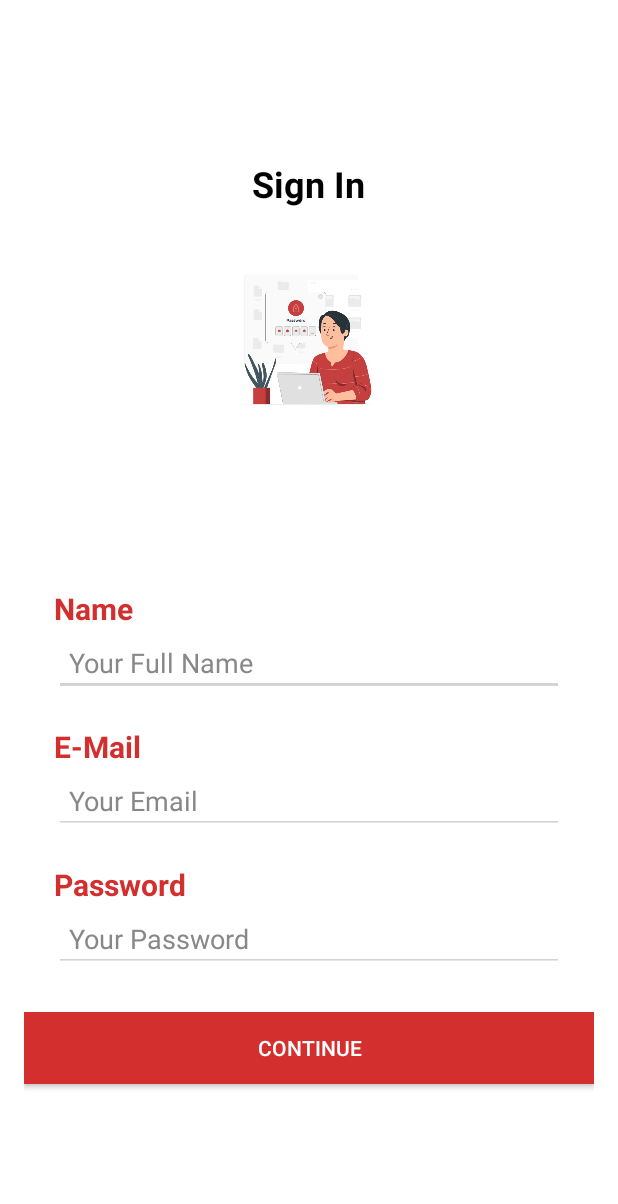
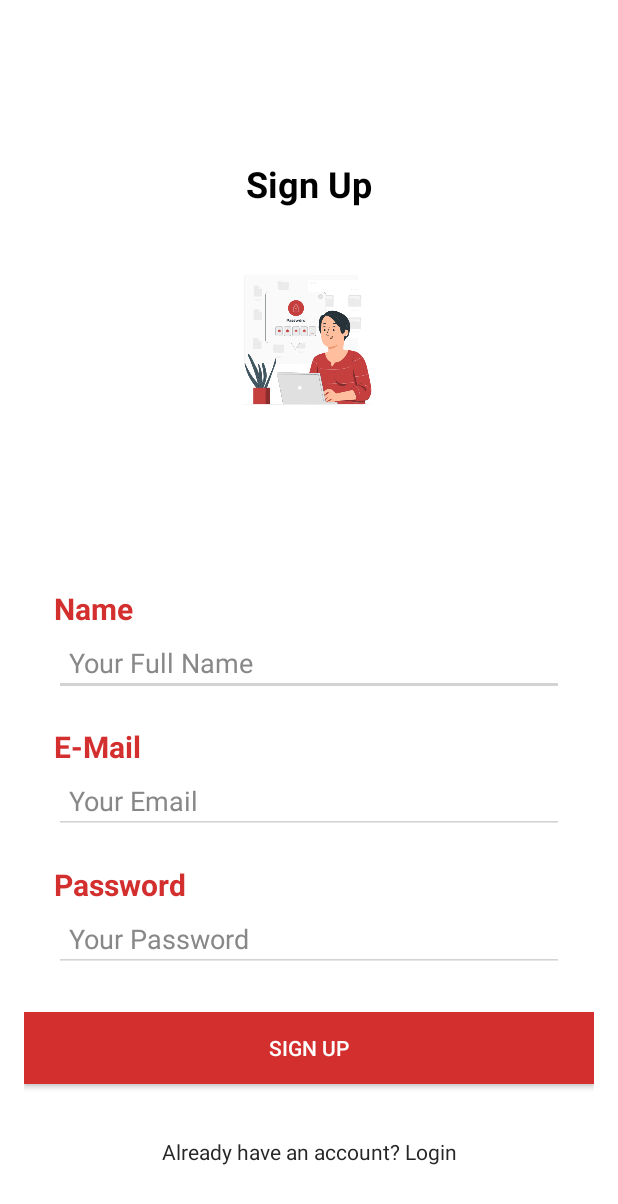
Before and after one commit to CandraWikananta/progmob-to-do-list, an Android app: the SignUp screen opened directly, with no data from a screen before it, on a phone screen of 412 x 824 dp. Shown: the top 1204 px of the screen. Run offline under Robolectric (Android 15) with nearby library versions, the phone set to English and light mode, and no system bars.

Commit message:
membuat database helper dan merapikan design

```diff
--- a/app/build.gradle.kts
+++ b/app/build.gradle.kts
@@ -33,6 +33,9 @@ android {
     kotlinOptions {
         jvmTarget = "11"
     }
+    buildFeatures {
+        viewBinding = true
+    }
 }
 
 dependencies {
@@ -42,6 +45,7 @@ dependencies {
     implementation(libs.material)
     implementation(libs.androidx.activity)
     implementation(libs.androidx.constraintlayout)
+    implementation(libs.androidx.core.splashscreen)
     testImplementation(libs.junit)
     androidTestImplementation(libs.androidx.junit)
     androidTestImplementation(libs.androidx.espresso.core)
--- a/app/src/main/AndroidManifest.xml
+++ b/app/src/main/AndroidManifest.xml
@@ -8,12 +8,12 @@
         android:fullBackupContent="@xml/backup_rules"
         android:icon="@mipmap/ic_launcher"
         android:label="@string/app_name"
-        android:roundIcon="@mipmap/ic_launcher_round"
+        android:roundIcon="@drawable/logo_red"
         android:supportsRtl="true"
         android:theme="@style/Theme.Todolist"
         tools:targetApi="31">
         <activity
-            android:name=".MainActivity"
+            android:name=".SplashScreen"
             android:exported="true">
             <intent-filter>
                 <action android:name="android.intent.action.MAIN" />
@@ -31,7 +31,7 @@
             android:name=".createAccount"
             android:exported="false" />
         <activity
-            android:name=".SplashScreenPage"
+            android:name=".MainActivity"
             android:exported="false"
             android:theme="@style/Theme.Todolist">
         </activity>
--- a/app/src/main/java/com/progmob/todolist/SignIn.kt
+++ b/app/src/main/java/com/progmob/todolist/SignIn.kt
@@ -19,7 +19,7 @@ class SignIn : AppCompatActivity() {
 
         val signInName: EditText = findViewById(R.id.signInName)
         val signInPassword: EditText = findViewById(R.id.signInPassword)
-        val coninueButton: Button = findViewById(R.id.continueButton)
+        val coninueButton: Button = findViewById(R.id.signInButton)
 
         ViewCompat.setOnApplyWindowInsetsListener(findViewById(R.id.signInForm)) { v, insets ->
             val systemBars = insets.getInsets(WindowInsetsCompat.Type.systemBars())
--- a/app/src/main/java/com/progmob/todolist/SignUp.kt
+++ b/app/src/main/java/com/progmob/todolist/SignUp.kt
@@ -19,35 +19,7 @@ class SignUp : AppCompatActivity() {
         val signUpName: EditText = findViewById(R.id.signUpName)
         val signUpEmail: EditText = findViewById(R.id.signUpEmail)
         val signUpPassword: EditText = findViewById(R.id.signUpPassword)
-        val continueButton: Button = findViewById(R.id.continueButton)
+        val continueButton: Button = findViewById(R.id.signUpButton)
 
-        ViewCompat.setOnApplyWindowInsetsListener(findViewById(R.id.main)) { v, insets ->
-            val systemBars = insets.getInsets(WindowInsetsCompat.Type.systemBars())
-            v.setPadding(systemBars.left, systemBars.top, systemBars.right, systemBars.bottom)
-            insets
-        }
-
-        continueButton.setOnClickListener {
-            val name = signUpName.text.toString()
-            val email = signUpEmail.text.toString()
-            val password = signUpPassword.text.toString()
-
-            if (name.isNotEmpty() && email.isNotEmpty() && password.isNotEmpty()) {
-                val sharedPref = getSharedPreferences("UserInformation", MODE_PRIVATE)
-                val editor = sharedPref.edit()
-                editor.putString("Name", name)
-                editor.putString("Email", email)
-                editor.putString("Password", password)
-                editor.apply()
-
-                val intent = Intent(this, LandingPage::class.java)
-                startActivity(intent)
-                finish()
-            } else {
-                if (name.isEmpty() || email.isEmpty() || password.isEmpty()) {
-                    Toast.makeText(this, "All fields are required!", Toast.LENGTH_SHORT).show()
-                }
-            }
-        }
     }
 }
--- a/app/src/main/java/com/progmob/todolist/create_account.java
+++ b/app/src/main/java/com/progmob/todolist/create_account.java
@@ -1,5 +1,6 @@
 package com.progmob.todolist;
 
+import android.annotation.SuppressLint;
 import android.os.Bundle;
 
 import androidx.activity.EdgeToEdge;
@@ -10,11 +11,12 @@ import androidx.core.view.WindowInsetsCompat;
 
 public class create_account extends AppCompatActivity {
 
+    @SuppressLint("MissingInflatedId")
     @Override
     protected void onCreate(Bundle savedInstanceState) {
         super.onCreate(savedInstanceState);
         EdgeToEdge.enable(this);
-        setContentView(R.layout.create_account_page);
+        setContentView(R.layout.createaccount_page);
         ViewCompat.setOnApplyWindowInsetsListener(findViewById(R.id.main), (v, insets) -> {
             Insets systemBars = insets.getInsets(WindowInsetsCompat.Type.systemBars());
             v.setPadding(systemBars.left, systemBars.top, systemBars.right, systemBars.bottom);
--- a/app/src/main/res/layout/sign_up_form_page.xml
+++ b/app/src/main/res/layout/sign_up_form_page.xml
@@ -10,57 +10,56 @@
     <RelativeLayout
         android:layout_width="match_parent"
         android:layout_height="match_parent"
-        android:padding="16dp"
-        android:background="#ffffff">
+        android:background="#ffffff"
+        android:padding="16dp">
 
         <TextView
             android:id="@+id/welcomeText"
             android:layout_width="wrap_content"
             android:layout_height="wrap_content"
-            android:text="Sign In"
-            android:textSize="24sp"
-            android:textColor="#000000"
-            android:textStyle="bold"
             android:layout_centerHorizontal="true"
             android:layout_marginTop="90dp"
-            android:layout_marginBottom="60dp"/>
+            android:layout_marginBottom="60dp"
+            android:text="Sign Up"
+            android:textColor="#000000"
+            android:textSize="24sp"
+            android:textStyle="bold" />
 
         <ImageView
+            android:id="@+id/imageView"
             android:layout_width="150dp"
             android:layout_height="130dp"
             android:layout_marginLeft="140dp"
+            android:layout_marginTop="145dp"
             android:layout_marginRight="140dp"
-            android:layout_marginTop="145dp"
             android:scaleType="fitCenter"
             android:src="@drawable/login" />
 
         <LinearLayout
             android:layout_width="match_parent"
             android:layout_height="wrap_content"
+            android:layout_alignParentBottom="true"
+            android:layout_marginBottom="140dp"
             android:gravity="center"
             android:orientation="vertical"
-            android:layout_alignParentBottom="true"
-            android:padding="10dp"
-            android:layout_marginBottom="140dp"
-            >
+            android:padding="10dp">
 
             <LinearLayout
                 android:layout_width="match_parent"
                 android:layout_height="wrap_content"
                 android:gravity="center"
                 android:orientation="vertical"
-                android:padding="10dp"
-                >
+                android:padding="10dp">
 
                 <TextView
                     android:layout_width="match_parent"
                     android:layout_height="wrap_content"
                     android:text="Name"
+                    android:textColor="#D32F2F"
                     android:textSize="20dp"
-                    android:textStyle="bold"
-                    android:textColor="#D32F2F"/>
+                    android:textStyle="bold" />
 
-                <com.google.android.material.textfield.TextInputEditText
+                <EditText
                     android:id="@+id/signUpName"
                     android:layout_width="match_parent"
                     android:layout_height="wrap_content"
@@ -68,7 +67,7 @@
                     android:hint="Your Full Name"
                     android:padding="10dp"
                     android:textColor="#000000"
-                    android:textColorHint="#888888"/>
+                    android:textColorHint="#888888" />
 
             </LinearLayout>
 
@@ -77,18 +76,17 @@
                 android:layout_height="wrap_content"
                 android:gravity="center"
                 android:orientation="vertical"
-                android:padding="10dp"
-                >
+                android:padding="10dp">
 
                 <TextView
                     android:layout_width="match_parent"
                     android:layout_height="wrap_content"
                     android:text="E-Mail"
+                    android:textColor="#D32F2F"
                     android:textSize="20dp"
-                    android:textStyle="bold"
-                    android:textColor="#D32F2F"/>
+                    android:textStyle="bold" />
 
-                <com.google.android.material.textfield.TextInputEditText
+                <EditText
                     android:id="@+id/signUpEmail"
                     android:layout_width="match_parent"
                     android:layout_height="wrap_content"
@@ -96,7 +94,7 @@
                     android:hint="Your Email"
                     android:padding="10dp"
                     android:textColor="#000000"
-                    android:textColorHint="#888888"/>
+                    android:textColorHint="#888888" />
 
             </LinearLayout>
 
@@ -105,26 +103,26 @@
                 android:layout_height="wrap_content"
                 android:gravity="center"
                 android:orientation="vertical"
-                android:padding="10dp"
-                >
+                android:padding="10dp">
 
                 <TextView
                     android:layout_width="match_parent"
                     android:layout_height="wrap_content"
                     android:text="Password"
-                    android:textSize="20dp"
-                    android:textStyle="bold"
-                    android:textColor="#D32F2F"/>
+                    android:textColor="#D32F2F"
+                    android:textSize="20sp"
+                    android:textStyle="bold" />
 
-                <com.google.android.material.textfield.TextInputEditText
+                <EditText
                     android:id="@+id/signUpPassword"
                     android:layout_width="match_parent"
                     android:layout_height="wrap_content"
                     android:backgroundTint="#D3D3D3"
                     android:hint="Your Password"
+                    android:inputType="textPassword"
                     android:padding="10dp"
                     android:textColor="#000000"
-                    android:textColorHint="#888888"/>
+                    android:textColorHint="#888888" />
 
             </LinearLayout>
 
@@ -132,16 +130,25 @@
 
 
         <Button
-            android:id="@+id/continueButton"
+            android:id="@+id/signUpButton"
             android:layout_width="match_parent"
             android:layout_height="48dp"
             android:layout_alignParentBottom="true"
             android:layout_marginTop="60dp"
             android:layout_marginBottom="85dp"
             android:background="#D32F2F"
-            android:text="Continue"
+            android:text="Sign Up"
             android:textColor="#FFFFFF" />
 
+        <TextView
+            android:id="@+id/goToLogin"
+            android:layout_width="match_parent"
+            android:layout_height="wrap_content"
+            android:layout_below="@+id/signUpButton"
+            android:layout_marginTop="-50dp"
+            android:gravity="center"
+            android:text="Already have an account? Login"
+            android:textColor="@color/dark_grey" />
 
     </RelativeLayout>
 
--- a/app/src/main/res/values/colors.xml
+++ b/app/src/main/res/values/colors.xml
@@ -4,4 +4,5 @@
     <color name="white">#FFFFFFFF</color>
     <color name="soft_red">#EF1D26</color>
     <color name="grey">#EEEEEE</color>
+    <color name="dark_grey">#272727</color>
 </resources>
--- a/gradle/libs.versions.toml
+++ b/gradle/libs.versions.toml
@@ -9,6 +9,7 @@ appcompat = "1.7.1"
 material = "1.12.0"
 activity = "1.10.1"
 constraintlayout = "2.2.1"
+coreSplashscreen = "1.0.1"
 
 [libraries]
 androidx-core-ktx = { group = "androidx.core", name = "core-ktx", version.ref = "coreKtx" }
@@ -19,6 +20,7 @@ androidx-appcompat = { group = "androidx.appcompat", name = "appcompat", version
 material = { group = "com.google.android.material", name = "material", version.ref = "material" }
 androidx-activity = { group = "androidx.activity", name = "activity", version.ref = "activity" }
 androidx-constraintlayout = { group = "androidx.constraintlayout", name = "constraintlayout", version.ref = "constraintlayout" }
+androidx-core-splashscreen = { group = "androidx.core", name = "core-splashscreen", version.ref = "coreSplashscreen" }
 
 [plugins]
 android-application = { id = "com.android.application", version.ref = "agp" }
```
Also changed, not shown: app/src/main/java/com/progmob/todolist/DatabaseHelper.kt (added, +108 -0 lines), app/src/main/java/com/progmob/todolist/SplashScreen.kt (renamed from app/src/main/java/com/progmob/todolist/SplashScreenPage.kt, +8 -1 lines), app/src/main/res/layout/activity_splash_screen.xml (+12 -2 lines), app/src/main/res/layout/sign_in_form_page.xml (+25 -18 lines), app/src/main/res/drawable/logo_red.png (added).
